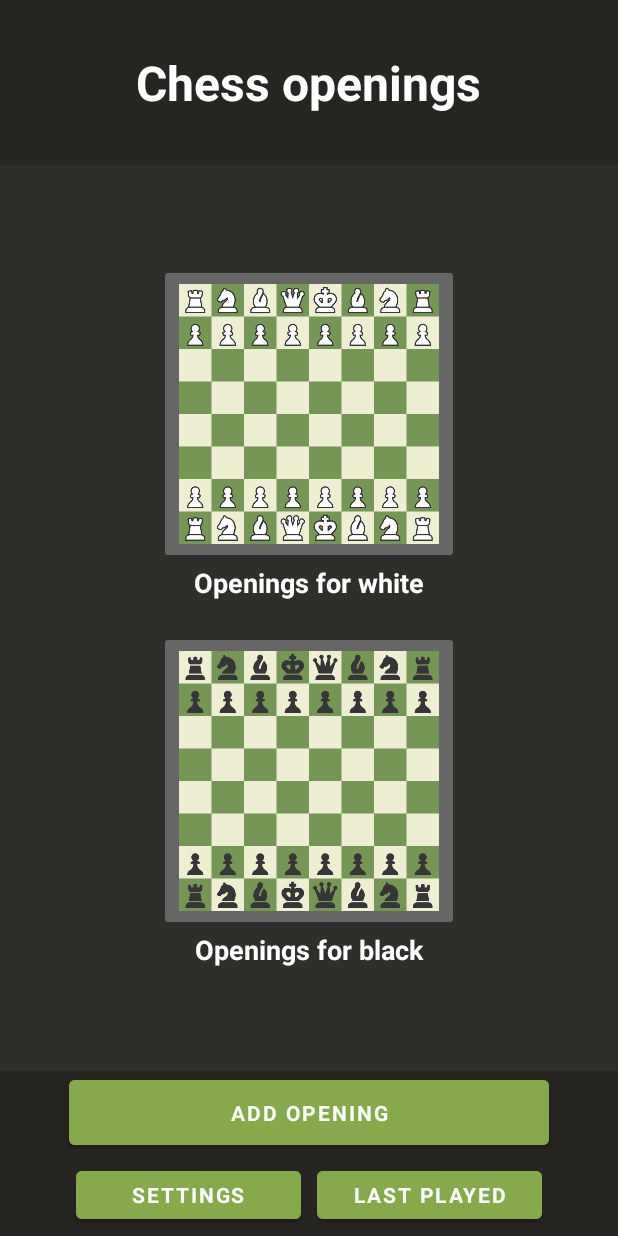
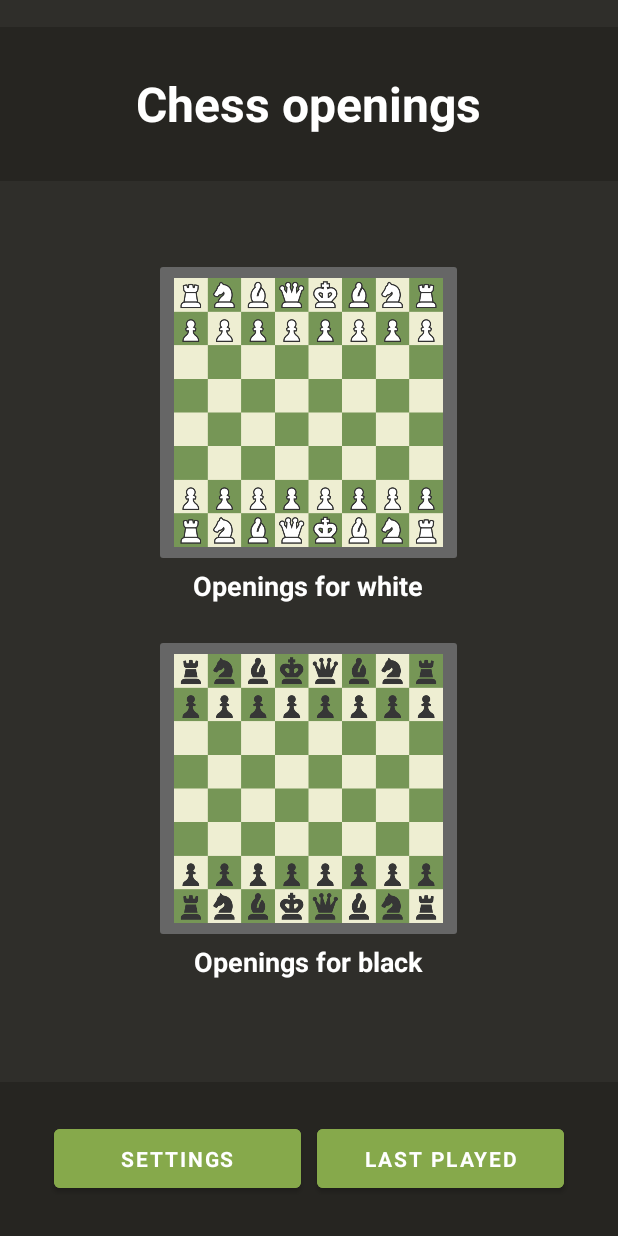
Before and after one commit to Martin49232/chessProject, an Android app: the screen it shows after launch (MainActivity), on a phone screen of 412 x 824 dp. Run offline under Robolectric (Android 15) with nearby library versions, the phone set to English and light mode, and no system bars; 2 statements that could not run were skipped.

Commit message:
vice dynamiky

```diff
--- a/app/src/main/java/com/martinsapps/chessproject/MainActivity.kt
+++ b/app/src/main/java/com/martinsapps/chessproject/MainActivity.kt
@@ -1,14 +1,21 @@
 package com.martinsapps.chessproject
 
 import android.content.Intent
+import android.content.res.Resources
+import android.graphics.Point
+import android.os.Build
 import androidx.appcompat.app.AppCompatActivity
 import android.os.Bundle
+import android.view.WindowInsets
 import android.view.WindowManager
 import android.widget.Button
 import android.widget.ImageButton
 import android.widget.ImageView
+import android.widget.LinearLayout
 import android.widget.TextView
 import androidx.activity.enableEdgeToEdge
+import androidx.core.view.ViewCompat
+import androidx.core.view.WindowInsetsCompat
 import com.martinsapps.chessproject.databinding.ActivityMainBinding
 
 class MainActivity : AppCompatActivity() {
@@ -28,7 +35,8 @@ class MainActivity : AppCompatActivity() {
         window.clearFlags(WindowManager.LayoutParams.FLAG_TRANSLUCENT_STATUS)
         window.statusBarColor = this.resources.getColor(R.color.black)
         supportActionBar?.hide()
-
+        val screenWidth = getScreenWidth()
+        val screenHeight = getScreenHeight()
 
         val whiteOpenings = findViewById<ImageButton>(R.id.white)
         whiteOpenings.setOnClickListener {
@@ -42,5 +50,58 @@ class MainActivity : AppCompatActivity() {
             intent.putExtra("Color", 1);
             this.startActivity(intent)
         }
+
+        val titleLayout = findViewById<LinearLayout>(R.id.titleLayout)
+        val bottomLayout = findViewById<LinearLayout>(R.id.bottomLinearLayout)
+        val settings = findViewById<Button>(R.id.settings)
+        val lastPlayed = findViewById<Button>(R.id.lastPlayed)
+
+        titleLayout.requestLayout()
+        titleLayout.layoutParams.width = screenWidth
+        titleLayout.layoutParams.height = screenHeight/8
+
+        bottomLayout.requestLayout()
+        bottomLayout.layoutParams.width = screenWidth
+        bottomLayout.layoutParams.height = screenHeight/8
+
+        settings.requestLayout();
+        settings.layoutParams.height = screenHeight/16
+        settings.layoutParams.width = (screenWidth/2.5).toInt()
+
+        lastPlayed.requestLayout();
+        lastPlayed.layoutParams.height = screenHeight/16
+        lastPlayed.layoutParams.width = (screenWidth/2.5).toInt()
+
+        whiteOpenings.requestLayout();
+        whiteOpenings.layoutParams.height = screenWidth/2
+        whiteOpenings.layoutParams.width = screenWidth/2
+
+        blackOpenings.requestLayout();
+        blackOpenings.layoutParams.height = screenWidth/2
+        blackOpenings.layoutParams.width = screenWidth/2
+    }
+    private fun getScreenWidth(): Int {
+        return Resources.getSystem().displayMetrics.widthPixels
+    }
+
+    private fun getScreenHeight(): Int {
+        return if (Build.VERSION.SDK_INT >= Build.VERSION_CODES.R) {
+            // Modern API: WindowMetrics
+            val windowMetrics = windowManager.currentWindowMetrics
+            val insets = windowMetrics.windowInsets
+            val navBarInsets = insets.getInsets(WindowInsets.Type.navigationBars())
+            windowMetrics.bounds.height() - navBarInsets.bottom
+        } else {
+            // Legacy API: DisplayMetrics
+            val display = windowManager.defaultDisplay
+            val usableSize = Point()
+            val realSize = Point()
+
+            display.getSize(usableSize)
+            display.getRealSize(realSize)
+
+            usableSize.y // Return the usable screen height
+        }
+        //return Resources.getSystem().displayMetrics.heightPixels
     }
 }
--- a/app/src/main/java/com/martinsapps/chessproject/Openings.kt
+++ b/app/src/main/java/com/martinsapps/chessproject/Openings.kt
@@ -7,6 +7,8 @@ import android.os.Bundle
 import android.view.WindowManager
 import android.widget.Button
 import android.widget.ImageView
+import android.widget.LinearLayout
+import androidx.activity.enableEdgeToEdge
 import androidx.appcompat.app.AppCompatActivity
 import androidx.constraintlayout.widget.ConstraintLayout
 import androidx.core.content.ContextCompat
@@ -20,6 +22,7 @@ class Openings : AppCompatActivity() {
         val constraintLayout = findViewById<ConstraintLayout>(R.id.cl)
         val screenWidth = getScreenWidth()
         val screenHeight = getScreenHeight()
+        enableEdgeToEdge()
         supportActionBar?.hide()
         changeTheAnnoyingBar()
 
@@ -41,6 +44,11 @@ class Openings : AppCompatActivity() {
 
         val chessBoard = ChessBoard(color)
         val greenSquareFactory = GreenSquareFactory(this, constraintLayout, chessBoard)
+
+        val titleLayout = findViewById<LinearLayout>(R.id.titleLayout)
+        titleLayout.requestLayout()
+        titleLayout.layoutParams.width = screenWidth
+        titleLayout.layoutParams.height = screenHeight/8
 
 
         moveBackButton.setOnClickListener {
--- a/app/src/main/res/layout/activity_main.xml
+++ b/app/src/main/res/layout/activity_main.xml
@@ -15,7 +15,7 @@
         android:gravity="center"
         android:orientation="vertical"
         android:padding="0dp"
-        app:layout_constraintBottom_toTopOf="@+id/linearLayout"
+        app:layout_constraintBottom_toTopOf="@+id/bottomLinearLayout"
         app:layout_constraintEnd_toEndOf="parent"
         app:layout_constraintHorizontal_bias="0.0"
         app:layout_constraintStart_toStartOf="parent"
@@ -38,8 +38,8 @@
 
             <ImageButton
                 android:id="@+id/white"
-                android:layout_width="200dp"
-                android:layout_height="200dp"
+                android:layout_width="1dp"
+                android:layout_height="1dp"
                 android:backgroundTint="#666666"
                 android:padding="13dp"
                 android:scaleType="fitCenter"
@@ -75,8 +75,8 @@
 
             <ImageButton
                 android:id="@+id/black"
-                android:layout_width="200dp"
-                android:layout_height="200dp"
+                android:layout_width="1dp"
+                android:layout_height="1dp"
                 android:backgroundTint="#666666"
                 android:padding="13dp"
                 android:scaleType="fitCenter"
@@ -98,7 +98,7 @@
     </LinearLayout>
 
     <LinearLayout
-        android:id="@+id/linearLayout"
+        android:id="@+id/bottomLinearLayout"
         android:layout_width="match_parent"
         android:layout_height="110dp"
         android:layout_margin="0dp"
@@ -112,20 +112,6 @@
         app:layout_constraintStart_toStartOf="parent"
         app:layout_constraintTop_toTopOf="parent"
         app:layout_constraintVertical_bias="1.0">
-
-        <Button
-            android:id="@+id/add_opening"
-            android:layout_width="wrap_content"
-            android:layout_height="wrap_content"
-            android:width="320dp"
-            android:height="55dp"
-            android:backgroundTint="@color/button"
-            android:fontFamily="sans-serif"
-            android:padding="0dp"
-            android:text="Add Opening"
-            android:textColor="@color/white"
-            android:textSize="14dp"
-            android:textStyle="bold" />
 
         <LinearLayout
             android:layout_width="wrap_content"
@@ -150,7 +136,7 @@
                 android:textStyle="bold" />
 
             <Button
-                android:id="@+id/button2"
+                android:id="@+id/lastPlayed"
                 android:layout_width="wrap_content"
                 android:layout_height="wrap_content"
                 android:layout_gravity="center"
@@ -167,6 +153,7 @@
     </LinearLayout>
 
     <LinearLayout
+        android:id="@+id/titleLayout"
         android:layout_width="match_parent"
         android:layout_height="110dp"
         android:background="@color/panel"
@@ -177,7 +164,7 @@
         app:layout_constraintHorizontal_bias="0.0"
         app:layout_constraintStart_toStartOf="parent"
         app:layout_constraintTop_toTopOf="parent"
-        app:layout_constraintVertical_bias="0.0">
+        app:layout_constraintVertical_bias="0.025">
 
         <TextView
             android:id="@+id/title"
--- a/app/src/main/res/layout/openings_layout.xml
+++ b/app/src/main/res/layout/openings_layout.xml
@@ -10,6 +10,7 @@
 
 
     <LinearLayout
+        android:id="@+id/titleLayout"
         android:layout_width="match_parent"
         android:layout_height="110dp"
         android:background="@color/panel"
@@ -20,22 +21,22 @@
         app:layout_constraintHorizontal_bias="0.0"
         app:layout_constraintStart_toStartOf="parent"
         app:layout_constraintTop_toTopOf="parent"
-        app:layout_constraintVertical_bias="0.0">
+        app:layout_constraintVertical_bias="0.025">
 
         <Button
             android:id="@+id/back"
+            style="?android:attr/borderlessButtonStyle"
             android:layout_width="wrap_content"
             android:layout_height="wrap_content"
             android:layout_gravity="center"
+            android:layout_marginRight="50dp"
             android:width="120dp"
-            android:layout_marginRight="50dp"
             android:backgroundTint="@color/panel"
             android:fontFamily="sans-serif"
             android:text="back"
             android:textColor="@color/white"
             android:textSize="12sp"
-            android:textStyle="bold"
-            style="?android:attr/borderlessButtonStyle"/>
+            android:textStyle="bold" />
 
         <TextView
             android:id="@+id/title"
```
